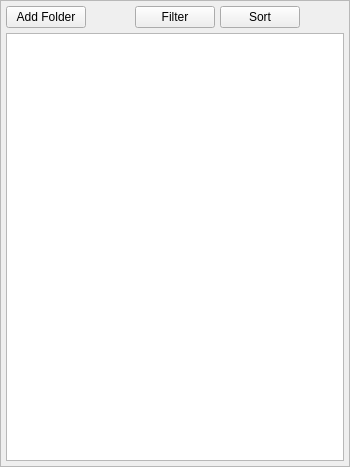
Before: the Qt Designer form src/gui/librarywidget.ui in tom-23/Horizon, drawn with Qt 5.
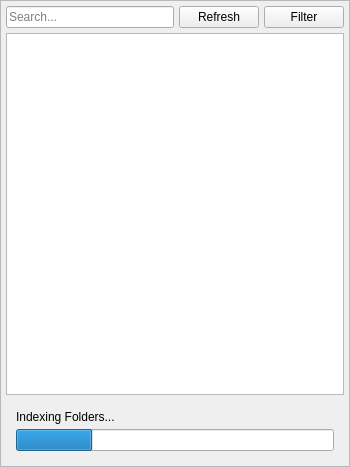
After: the same form once the commit is applied.

```diff
--- a/src/gui/librarywidget.ui
+++ b/src/gui/librarywidget.ui
@@ -18,13 +18,13 @@
   </property>
   <property name="minimumSize">
    <size>
-    <width>250</width>
+    <width>350</width>
     <height>0</height>
    </size>
   </property>
   <property name="maximumSize">
    <size>
-    <width>350</width>
+    <width>400</width>
     <height>16777215</height>
    </size>
   </property>
@@ -86,58 +86,26 @@
          <number>0</number>
         </property>
         <item>
-         <widget class="QPushButton" name="pushButton_5">
-          <property name="contextMenuPolicy">
-           <enum>Qt::CustomContextMenu</enum>
+         <widget class="QLineEdit" name="searchBox">
+          <property name="placeholderText">
+           <string>Search...</string>
           </property>
+         </widget>
+        </item>
+        <item>
+         <widget class="QPushButton" name="refeshButton">
           <property name="text">
-           <string>Add Folder</string>
+           <string>Refresh</string>
           </property>
          </widget>
         </item>
         <item>
-         <spacer name="horizontalSpacer">
-          <property name="orientation">
-           <enum>Qt::Horizontal</enum>
-          </property>
-          <property name="sizeHint" stdset="0">
-           <size>
-            <width>40</width>
-            <height>20</height>
-           </size>
-          </property>
-         </spacer>
-        </item>
-        <item>
-         <widget class="QPushButton" name="pushButton_4">
+         <widget class="QPushButton" name="filterButton">
           <property name="text">
            <string>Filter</string>
           </property>
          </widget>
         </item>
-        <item>
-         <widget class="QPushButton" name="pushButton_3">
-          <property name="contextMenuPolicy">
-           <enum>Qt::CustomContextMenu</enum>
-          </property>
-          <property name="text">
-           <string>Sort</string>
-          </property>
-         </widget>
-        </item>
-        <item>
-         <spacer name="horizontalSpacer_2">
-          <property name="orientation">
-           <enum>Qt::Horizontal</enum>
-          </property>
-          <property name="sizeHint" stdset="0">
-           <size>
-            <width>40</width>
-            <height>20</height>
-           </size>
-          </property>
-         </spacer>
-        </item>
        </layout>
       </item>
       <item>
@@ -158,6 +126,44 @@
         </column>
        </widget>
       </item>
+      <item>
+       <widget class="QWidget" name="indexingContainer" native="true">
+        <layout class="QVBoxLayout" name="verticalLayout_3">
+         <property name="spacing">
+          <number>5</number>
+         </property>
+         <property name="leftMargin">
+          <number>10</number>
+         </property>
+         <property name="topMargin">
+          <number>10</number>
+         </property>
+         <property name="rightMargin">
+          <number>10</number>
+         </property>
+         <property name="bottomMargin">
+          <number>10</number>
+         </property>
+         <item>
+          <widget class="QLabel" name="label">
+           <property name="text">
+            <string>Indexing Folders...</string>
+           </property>
+          </widget>
+         </item>
+         <item>
+          <widget class="QProgressBar" name="progressBar">
+           <property name="value">
+            <number>24</number>
+           </property>
+           <property name="textVisible">
+            <bool>false</bool>
+           </property>
+          </widget>
+         </item>
+        </layout>
+       </widget>
+      </item>
      </layout>
     </widget>
    </item>
```
